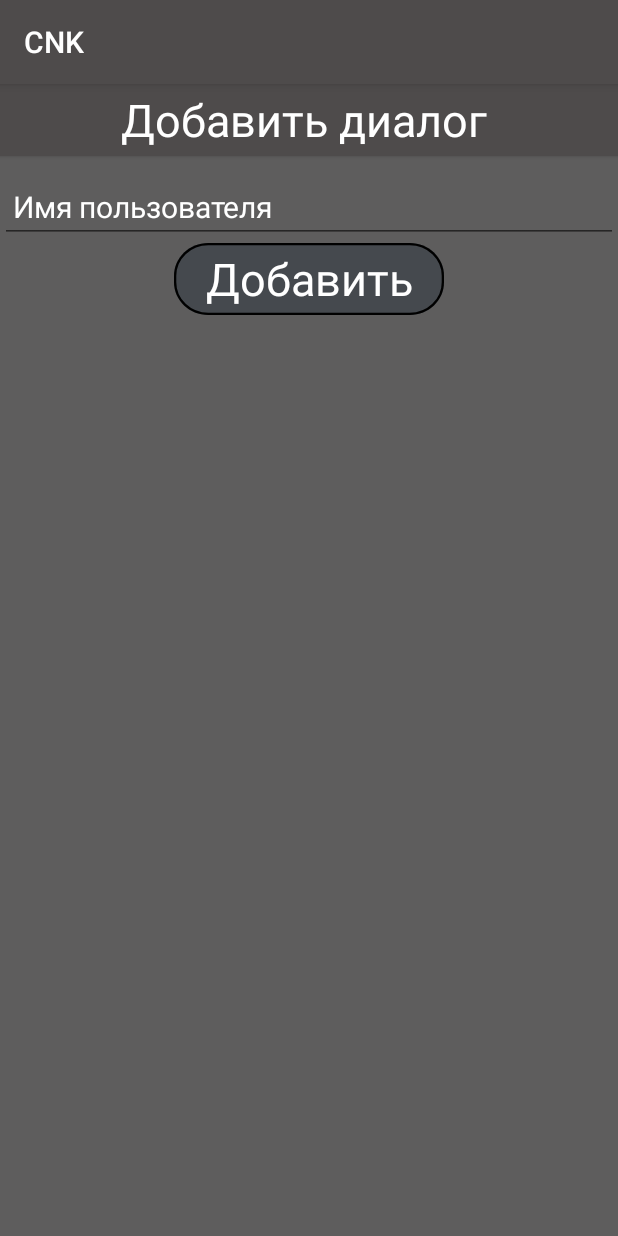
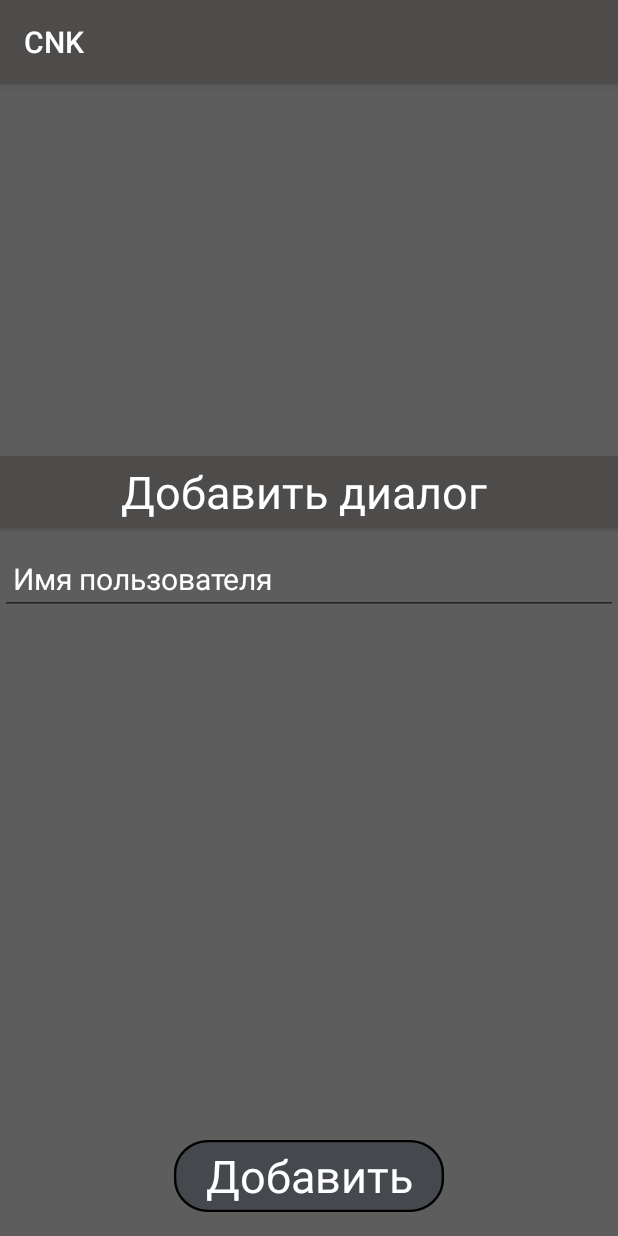
Before and after one commit to xilinxes/CNK, an Android app: the DialogsWindow screen opened directly, with no data from a screen before it, after a tap on "Добавить диалог", on a phone screen of 412 x 824 dp. Run offline under Robolectric (Android 15) with nearby library versions, the phone set to English and light mode, and no system bars; our stand-ins replace Firebase (no records; nobody signed in at launch, a user with empty details on screens opened directly).

Commit message:
bottomsheet fix

```diff
--- a/app/src/main/AndroidManifest.xml
+++ b/app/src/main/AndroidManifest.xml
@@ -3,6 +3,7 @@
     package="com.example.cnk">
 
     <uses-permission android:name="android.permission.VIBRATE" />
+    <uses-permission android:name="android.permission.ACCESS_NETWORK_STATE" />
 
     <application
         android:allowBackup="true"
@@ -18,7 +19,8 @@
             android:enabled="true"
             android:exported="true"></service>
 
-        <activity android:name=".DialogsWindow">
+        <activity android:name=".DialogsWindow"
+            android:noHistory="true">
             <intent-filter>
                 <action android:name="android.intent.action.VIEW" />
 
--- a/app/src/main/java/com/example/cnk/DialogsWindow.java
+++ b/app/src/main/java/com/example/cnk/DialogsWindow.java
@@ -332,6 +332,5 @@ public class DialogsWindow extends AppCompatActivity implements DataAdapter.OnNo
         ed.commit();
         finish();
         startActivity(intent);
-        super.onBackPressed();
     }
 }
--- a/app/src/main/java/com/example/cnk/MessageNotifficationService.java
+++ b/app/src/main/java/com/example/cnk/MessageNotifficationService.java
@@ -32,7 +32,7 @@ public class MessageNotifficationService extends Service {
     SharedPreferences sPref;
     Boolean pr = true;
     Boolean chechkDestroy = true;
-    long[] vibrPattern = new long[]{0, 200, 500, 200};
+    long[] vibrPattern = new long[]{0, 200};
 
 
     public MessageNotifficationService() {
@@ -108,7 +108,7 @@ public class MessageNotifficationService extends Service {
                     if (pr) {
                         String userWithName = dataSnapshot.getKey();
                         showNotification(userWithName, nickname, "Вам новое сообщение от " + userWithName);
-                        h.postDelayed(run, 3000);
+                        h.postDelayed(run, 2000);
                     }
                 }
 
--- a/app/src/main/java/com/example/cnk/Profile.java
+++ b/app/src/main/java/com/example/cnk/Profile.java
@@ -250,6 +250,7 @@ public class Profile extends AppCompatActivity {
             @Override
             public void onClick(DialogInterface dialog, int which) {
                 // TODO Auto-generated method stub
+
                 finish();
             }
         });
--- a/app/src/main/res/layout/activity_dialogs_window.xml
+++ b/app/src/main/res/layout/activity_dialogs_window.xml
@@ -20,56 +20,65 @@
     <android.support.v4.widget.NestedScrollView
         android:id="@+id/bottomSht"
         android:layout_width="match_parent"
-        android:layout_height="match_parent"
-        android:layout_gravity="bottom"
+        android:layout_height="520dp"
         android:background="@color/backGround"
         app:behavior_hideable="true"
         app:behavior_peekHeight="48dp"
         app:layout_behavior="android.support.design.widget.BottomSheetBehavior">
 
+        <android.support.constraint.ConstraintLayout
+            android:layout_width="match_parent"
+            android:layout_height="match_parent">
+
             <LinearLayout
+                android:id="@+id/lin"
                 android:layout_width="match_parent"
                 android:layout_height="wrap_content"
-            android:orientation="vertical">
+                android:orientation="vertical"
+                app:layout_constraintTop_toTopOf="parent">
 
                 <Button
                     android:id="@+id/addDialog"
                     android:layout_width="match_parent"
+                    android:layout_height="wrap_content"
                     android:layout_gravity="bottom"
                     android:background="@color/backForDialogsWindowItem"
                     android:text="Добавить диалог "
                     android:textAppearance="@style/TextAppearance.AppCompat.Body1"
                     android:textColor="@color/white"
-            android:textFontWeight="1"
-            android:textSize="30dp"
-            android:layout_height="wrap_content" />
+                    android:textSize="30dp" />
 
                 <AutoCompleteTextView
                     android:id="@+id/name"
                     android:layout_width="match_parent"
+                    android:layout_height="wrap_content"
                     android:layout_marginTop="10dp"
                     android:completionThreshold="1"
-            android:dropDownAnchor="@id/dialogs"
+                    android:dropDownAnchor="@id/lin"
                     android:hint=" Имя пользователя"
                     android:textColor="@color/white"
                     android:textColorHint="@color/white"
-            android:textFontWeight="1"
                     android:textSize="20dp"
-            android:layout_height="wrap_content" />
+                    app:layout_constraintTop_toTopOf="@id/addDialog" />
+            </LinearLayout>
 
             <Button
                 android:id="@+id/save"
                 android:layout_width="180dp"
-            android:layout_gravity="center"
+                android:layout_height="wrap_content"
                 android:background="@drawable/btns_15fov"
                 android:text="Добавить"
                 android:textAppearance="@style/TextAppearance.AppCompat.Body1"
                 android:textColor="@color/white"
-            android:textFontWeight="1"
                 android:textSize="30dp"
-            android:layout_height="wrap_content" />
+                app:layout_constraintBottom_toBottomOf="parent"
+                app:layout_constraintEnd_toEndOf="parent"
+                android:layout_marginTop="350dp"
+                app:layout_constraintStart_toStartOf="parent"
+                app:layout_constraintTop_toBottomOf="@id/lin" />
 
-    </LinearLayout>
+
+        </android.support.constraint.ConstraintLayout>
 
 
     </android.support.v4.widget.NestedScrollView>
--- a/app/src/main/res/values/styles.xml
+++ b/app/src/main/res/values/styles.xml
@@ -19,5 +19,4 @@
         <item name="android:panelColorBackground">@color/backGround</item>
         <item name="android:textSize">20dp</item>
     </style>
-
 </resources>
```
Lines whose indentation alone changed are shown as unchanged.
